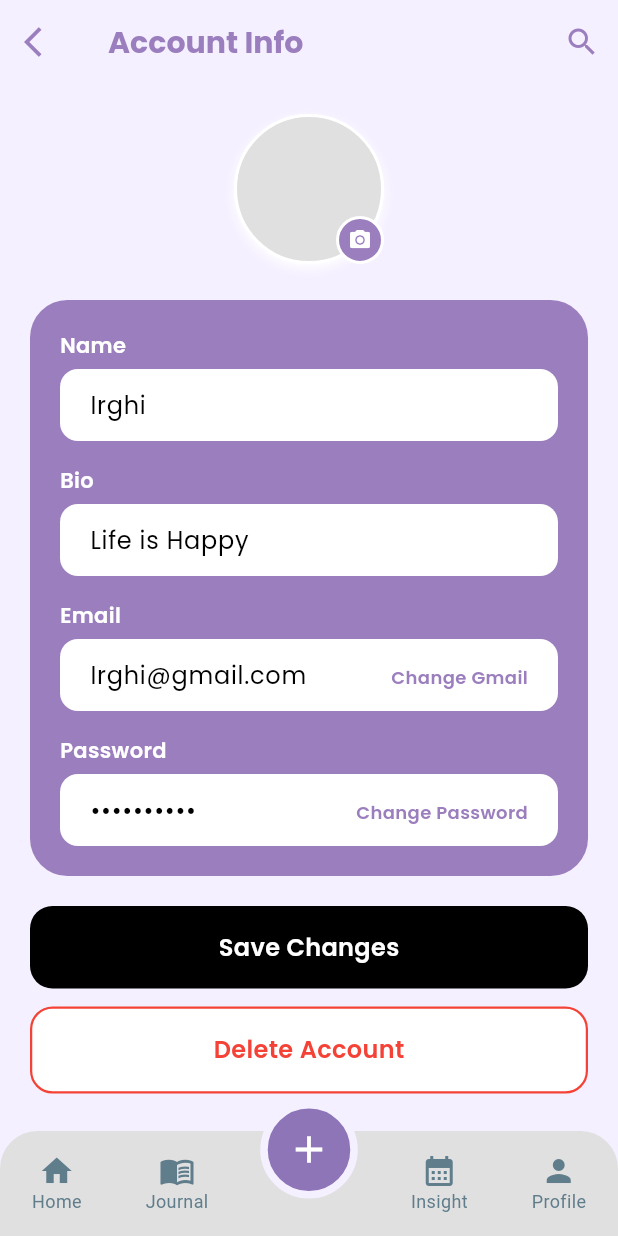
After one commit to IrghimKurniawan/Snap_Journal, a Flutter app: the AccountInfoPage screen opened directly, on a phone screen of 412 x 824 dp. The commit adds this screen. Run offline on Flutter 3.47's test engine with Material 3 defaults, Android fonts, the phone set to English and light mode, and no system bars; our stand-ins replace google_fonts.

Commit message:
add account info page

```diff
--- /dev/null
+++ b/lib/pages/account_info.dart
@@ -0,0 +1,353 @@
+import 'package:flutter/material.dart';
+import 'package:google_fonts/google_fonts.dart';
+import 'package:snap_journal/package/navigationbar.dart';
+import 'package:snap_journal/pages/dashboard.dart';
+import 'package:snap_journal/pages/insight.dart';
+import 'package:snap_journal/pages/journal.dart';
+import 'package:snap_journal/pages/new_journal.dart';
+import 'package:snap_journal/pages/profile.dart';
+
+class AccountInfoPage extends StatefulWidget {
+  const AccountInfoPage({super.key});
+
+  @override
+  State<AccountInfoPage> createState() => _AccountInfoPageState();
+}
+
+class _AccountInfoPageState extends State<AccountInfoPage> {
+  final nameController = TextEditingController(text: 'Irghi');
+  final bioController = TextEditingController(text: 'Life is Happy');
+  final emailController = TextEditingController(text: 'Irghi@gmail.com');
+  final passwordController = TextEditingController(text: '**********');
+
+  void saveChanges() {
+    ScaffoldMessenger.of(
+      context,
+    ).showSnackBar(const SnackBar(content: Text('Changes saved!')));
+  }
+
+  void deleteAccount() {
+    showDialog(
+      context: context,
+      builder: (context) => AlertDialog(
+        title: const Text('Delete Account'),
+        content: const Text(
+          'Are you sure you want to delete your account? This action cannot be undone.',
+        ),
+        actions: [
+          TextButton(
+            onPressed: () => Navigator.pop(context),
+            child: const Text('Cancel'),
+          ),
+          TextButton(
+            onPressed: () {
+              Navigator.pop(context);
+            },
+            child: const Text('Delete', style: TextStyle(color: Colors.red)),
+          ),
+        ],
+      ),
+    );
+  }
+
+  @override
+  Widget build(BuildContext context) {
+    return Scaffold(
+      backgroundColor: const Color(0xFFF5F0FF),
+      appBar: AppBar(
+        elevation: 0,
+        backgroundColor: const Color(0xFFF5F0FF),
+        automaticallyImplyLeading: true,
+        leading: IconButton(
+          icon: const Icon(Icons.arrow_back_ios, color: Color(0xFF9B7EBD)),
+          onPressed: () => Navigator.pop(context),
+        ),
+        title: Text(
+          "Account Info",
+          style: GoogleFonts.poppins(
+            fontSize: 20,
+            fontWeight: FontWeight.bold,
+            color: const Color(0xFF9B7EBD),
+          ),
+        ),
+        actions: [
+          IconButton(
+            icon: const Icon(Icons.search, color: Color(0xFF9B7EBD)),
+            onPressed: () {},
+          ),
+        ],
+      ),
+      body: SafeArea(
+        child: SingleChildScrollView(
+          padding: const EdgeInsets.all(20),
+          child: Column(
+            children: [
+              // FOTO PROFIL
+              Center(
+                child: Stack(
+                  children: [
+                    Container(
+                      width: 100,
+                      height: 100,
+                      decoration: BoxDecoration(
+                        shape: BoxShape.circle,
+                        color: Colors.grey.shade300,
+                        border: Border.all(color: Colors.white, width: 2),
+                        boxShadow: const [
+                          BoxShadow(
+                            color: Colors.white,
+                            blurRadius: 5,
+                            offset: Offset(0, 3),
+                          ),
+                        ],
+                      ),
+                    ),
+                    Positioned(
+                      bottom: 0,
+                      right: 0,
+                      child: GestureDetector(
+                        onTap: () {},
+                        child: Container(
+                          width: 32,
+                          height: 32,
+                          decoration: BoxDecoration(
+                            color: const Color(0xFF9B7EBD),
+                            shape: BoxShape.circle,
+                            border: Border.all(color: Colors.white, width: 2),
+                          ),
+                          child: const Icon(
+                            Icons.camera_alt,
+                            color: Colors.white,
+                            size: 16,
+                          ),
+                        ),
+                      ),
+                    ),
+                  ],
+                ),
+              ),
+              const SizedBox(height: 24),
+
+              // FORM
+              Container(
+                padding: const EdgeInsets.all(20),
+                decoration: BoxDecoration(
+                  color: const Color(0xFF9B7EBD),
+                  borderRadius: BorderRadius.circular(25),
+                ),
+                child: Column(
+                  crossAxisAlignment: CrossAxisAlignment.start,
+                  children: [
+                    // NAME
+                    Text(
+                      'Name',
+                      style: GoogleFonts.poppins(
+                        color: Colors.white,
+                        fontWeight: FontWeight.w600,
+                      ),
+                    ),
+                    const SizedBox(height: 6),
+                    TextField(
+                      controller: nameController,
+                      style: GoogleFonts.poppins(color: Colors.black),
+                      decoration: InputDecoration(
+                        filled: true,
+                        fillColor: Colors.white,
+                        contentPadding: const EdgeInsets.symmetric(
+                          horizontal: 16,
+                          vertical: 12,
+                        ),
+                        border: OutlineInputBorder(
+                          borderRadius: BorderRadius.circular(12),
+                          borderSide: BorderSide.none,
+                        ),
+                      ),
+                    ),
+                    const SizedBox(height: 16),
+
+                    // BIO
+                    Text(
+                      'Bio',
+                      style: GoogleFonts.poppins(
+                        color: Colors.white,
+                        fontWeight: FontWeight.w600,
+                      ),
+                    ),
+                    const SizedBox(height: 6),
+                    TextField(
+                      controller: bioController,
+                      style: GoogleFonts.poppins(color: Colors.black),
+                      decoration: InputDecoration(
+                        filled: true,
+                        fillColor: Colors.white,
+                        contentPadding: const EdgeInsets.symmetric(
+                          horizontal: 16,
+                          vertical: 12,
+                        ),
+                        border: OutlineInputBorder(
+                          borderRadius: BorderRadius.circular(12),
+                          borderSide: BorderSide.none,
+                        ),
+                      ),
+                    ),
+                    const SizedBox(height: 16),
+
+                    // EMAIL
+                    Text(
+                      'Email',
+                      style: GoogleFonts.poppins(
+                        color: Colors.white,
+                        fontWeight: FontWeight.w600,
+                      ),
+                    ),
+                    const SizedBox(height: 6),
+                    TextField(
+                      controller: emailController,
+                      readOnly: true,
+                      style: GoogleFonts.poppins(color: Colors.black),
+                      decoration: InputDecoration(
+                        filled: true,
+                        fillColor: Colors.white,
+                        contentPadding: const EdgeInsets.symmetric(
+                          horizontal: 16,
+                          vertical: 12,
+                        ),
+                        border: OutlineInputBorder(
+                          borderRadius: BorderRadius.circular(12),
+                          borderSide: BorderSide.none,
+                        ),
+                        suffixText: 'Change Gmail',
+                        suffixStyle: GoogleFonts.poppins(
+                          color: const Color(0xFF9B7EBD),
+                          fontWeight: FontWeight.w600,
+                          fontSize: 12,
+                        ),
+                      ),
+                    ),
+                    const SizedBox(height: 16),
+
+                    // PASSWORD
+                    Text(
+                      'Password',
+                      style: GoogleFonts.poppins(
+                        color: Colors.white,
+                        fontWeight: FontWeight.w600,
+                      ),
+                    ),
+                    const SizedBox(height: 6),
+                    TextField(
+                      controller: passwordController,
+                      readOnly: true,
+                      obscureText: true,
+                      style: GoogleFonts.poppins(color: Colors.black),
+                      decoration: InputDecoration(
+                        filled: true,
+                        fillColor: Colors.white,
+                        contentPadding: const EdgeInsets.symmetric(
+                          horizontal: 16,
+                          vertical: 12,
+                        ),
+                        border: OutlineInputBorder(
+                          borderRadius: BorderRadius.circular(12),
+                          borderSide: BorderSide.none,
+                        ),
+                        suffixText: 'Change Password',
+                        suffixStyle: GoogleFonts.poppins(
+                          color: const Color(0xFF9B7EBD),
+                          fontWeight: FontWeight.w600,
+                          fontSize: 12,
+                        ),
+                      ),
+                    ),
+                  ],
+                ),
+              ),
+              const SizedBox(height: 20),
+
+              // SAVE BUTTON
+              GestureDetector(
+                onTap: saveChanges,
+                child: Container(
+                  width: double.infinity,
+                  padding: const EdgeInsets.symmetric(vertical: 16),
+                  decoration: BoxDecoration(
+                    color: Colors.black,
+                    borderRadius: BorderRadius.circular(15),
+                  ),
+                  child: Center(
+                    child: Text(
+                      'Save Changes',
+                      style: GoogleFonts.poppins(
+                        color: Colors.white,
+                        fontSize: 16,
+                        fontWeight: FontWeight.w600,
+                      ),
+                    ),
+                  ),
+                ),
+              ),
+              const SizedBox(height: 12),
+
+              // DELETE ACCOUNT BUTTON
+              GestureDetector(
+                onTap: deleteAccount,
+                child: Container(
+                  width: double.infinity,
+                  padding: const EdgeInsets.symmetric(vertical: 16),
+                  decoration: BoxDecoration(
+                    color: Colors.white,
+                    borderRadius: BorderRadius.circular(15),
+                    border: Border.all(color: Colors.red, width: 1.5),
+                  ),
+                  child: Center(
+                    child: Text(
+                      'Delete Account',
+                      style: GoogleFonts.poppins(
+                        color: Colors.red,
+                        fontSize: 16,
+                        fontWeight: FontWeight.w600,
+                      ),
+                    ),
+                  ),
+                ),
+              ),
+              const SizedBox(height: 20),
+            ],
+          ),
+        ),
+      ),
+      bottomNavigationBar: CustomBottomNavbar(
+        onHomeTap: () {
+          Navigator.push(
+            context,
+            MaterialPageRoute(builder: (_) => DashboardPage()),
+          );
+        },
+        onJournalTap: () {
+          Navigator.push(
+            context,
+            MaterialPageRoute(builder: (_) => JournalPage()),
+          );
+        },
+        onInsightTap: () {
+          Navigator.push(
+            context,
+            MaterialPageRoute(builder: (_) => InsightPage()),
+          );
+        },
+        onProfileTap: () {
+          Navigator.push(
+            context,
+            MaterialPageRoute(builder: (_) => ProfilePage()),
+          );
+        },
+        onFabTap: () {
+          Navigator.push(
+            context,
+            MaterialPageRoute(builder: (_) => AddJournal()),
+          );
+        },
+      ),
+    );
+  }
+}
--- a/lib/pages/profile.dart
+++ b/lib/pages/profile.dart
@@ -5,6 +5,7 @@ import 'package:snap_journal/pages/dashboard.dart';
 import 'package:snap_journal/pages/insight.dart';
 import 'package:snap_journal/pages/journal.dart';
 import 'package:snap_journal/pages/new_journal.dart';
+import 'package:snap_journal/pages/account_info.dart';
 
 class ProfilePage extends StatefulWidget {
   const ProfilePage({super.key});
@@ -89,7 +90,16 @@ class _ProfilePageState extends State<ProfilePage> {
                     ),
                     child: Column(
                       children: [
-                        Row(
+                        GestureDetector(
+                          onTap: () {
+                            Navigator.push(
+                              context,
+                              MaterialPageRoute(
+                                builder: (_) => AccountInfoPage(),
+                              ),
+                            );
+                          },
+                          child: Row(
                             children: [
                               Container(
                                 width: 45,
@@ -104,11 +114,7 @@ class _ProfilePageState extends State<ProfilePage> {
                                 ),
                               ),
                               SizedBox(width: 16),
-                            GestureDetector(
-                              onTap: () {
-                                print("Account Info");
-                              },
-                              child: Text(
+                              Text(
                                 "Account Info",
                                 style: TextStyle(
                                   color: Colors.white,
@@ -116,8 +122,8 @@ class _ProfilePageState extends State<ProfilePage> {
                                   fontWeight: FontWeight.w600,
                                 ),
                               ),
+                            ],
                           ),
-                          ],
                         ),
 
                         SizedBox(height: 20),
```
Also changed, not shown: pubspec.lock, 6 other files. Lines whose indentation alone changed are shown as unchanged.
